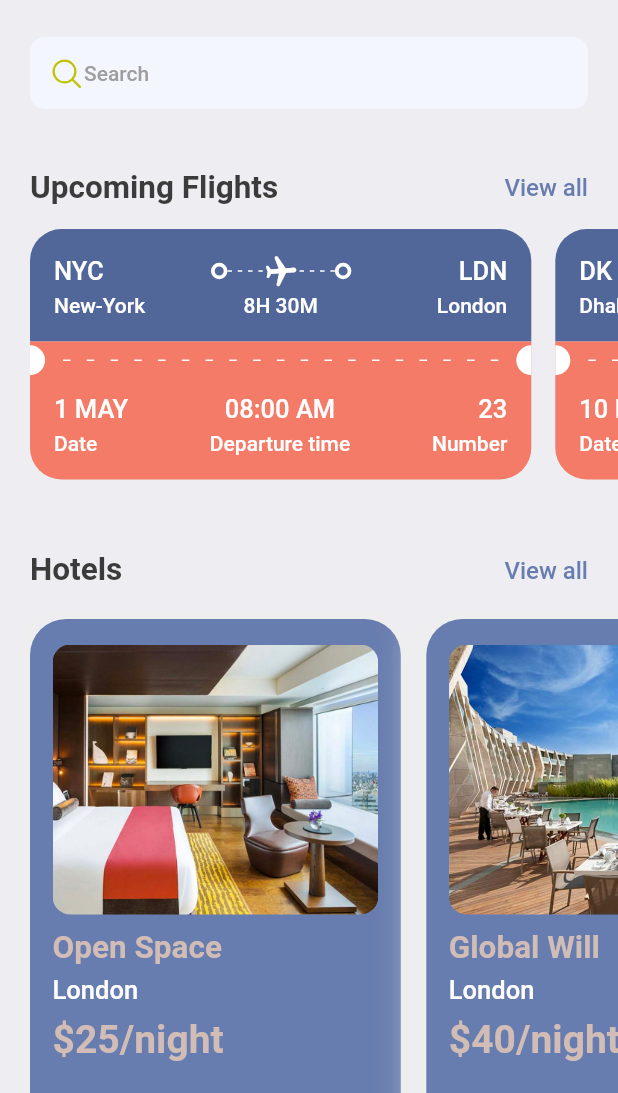
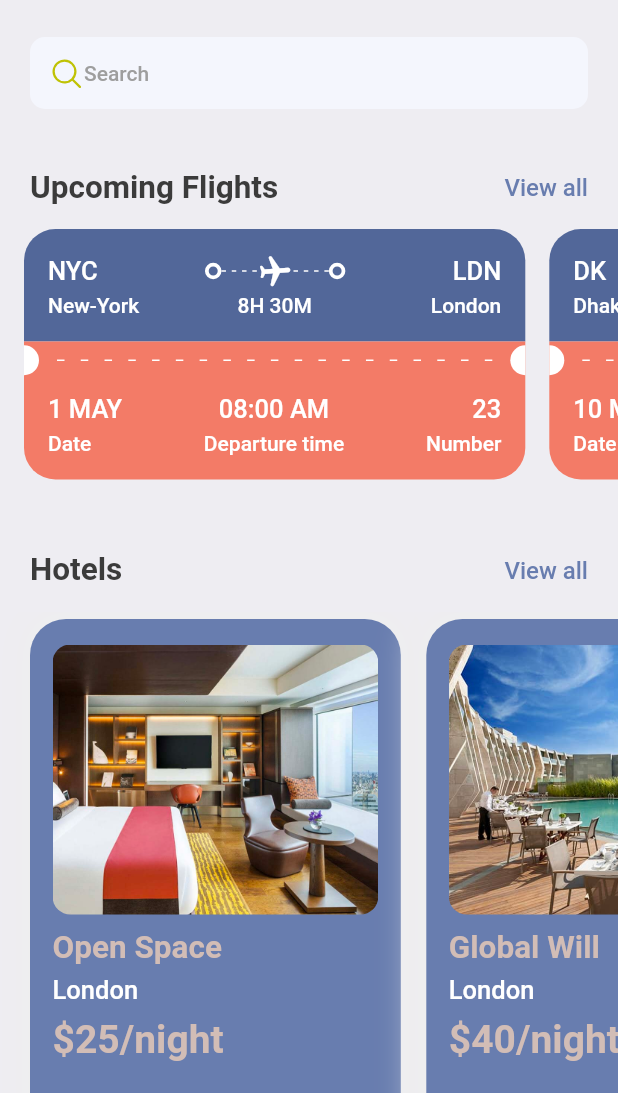
Before and after one commit to SongKyuSeob/booktickets, a Flutter app: the HomeScreen screen opened directly, on a phone screen of 412 x 824 dp, the part 143-1236 px from its top. Run offline on Flutter 3.47's test engine with Material 2 defaults, Android fonts, the phone set to English and light mode, and no system bars; our stand-ins replace fluentui_icons, gap, get.

```diff
--- a/lib/screens/bottom_bar.dart
+++ b/lib/screens/bottom_bar.dart
@@ -1,4 +1,5 @@
 import 'package:booktickets/screens/home_screen.dart';
+import 'package:booktickets/screens/search_screen.dart';
 import 'package:flutter/cupertino.dart';
 import 'package:flutter/material.dart';
 import 'package:fluentui_icons/fluentui_icons.dart';
@@ -13,8 +14,8 @@ class BottomBar extends StatefulWidget {
 class _BottomBarState extends State<BottomBar> {
   int _selectedIndex = 0;
   static final List<Widget> _widgetOptions = <Widget>[
-    HomeScreen(),
-    const Text("Search"),
+    const HomeScreen(),
+    const SearchScreen(),
     const Text("Tickets"),
     const Text("Profile")
   ];
--- /dev/null
+++ b/lib/screens/double_text_widget.dart
@@ -0,0 +1,24 @@
+import 'package:flutter/material.dart';
+
+import '../utils/app_styles.dart';
+
+class AppDoubleTextWidget extends StatelessWidget {
+  final String bigText;
+  final String smallText;
+  const AppDoubleTextWidget({Key? key, required this.bigText, required this.smallText}) : super(key: key);
+
+  @override
+  Widget build(BuildContext context) {
+    return Row(
+      mainAxisAlignment: MainAxisAlignment.spaceBetween,
+      children: [
+        Text(bigText, style: Styles.headlineStyle2,),
+        InkWell(
+            onTap: (){
+              print("You are tapped");
+            },
+            child: Text(smallText, style: Styles.textStyle.copyWith(color: Styles.primaryColor),))
+      ],
+    );
+  }
+}
--- a/lib/screens/home_screen.dart
+++ b/lib/screens/home_screen.dart
@@ -1,3 +1,4 @@
+import 'package:booktickets/screens/double_text_widget.dart';
 import 'package:booktickets/screens/hotel_screen.dart';
 import 'package:booktickets/screens/ticket_view.dart';
 import 'package:booktickets/utils/app_styles.dart';
@@ -6,6 +7,7 @@ import 'package:gap/gap.dart';
 import 'package:fluentui_icons/fluentui_icons.dart';
 
 import '../utils/app_info_list.dart';
+import '../utils/app_layout.dart';
 
 class HomeScreen extends StatelessWidget {
   const HomeScreen({Key? key}) : super(key: key);
@@ -64,41 +66,22 @@ class HomeScreen extends StatelessWidget {
                 ),
               ),
               const Gap(40),
-              Row(
-                mainAxisAlignment: MainAxisAlignment.spaceBetween,
-                children: [
-                  Text('Upcoming Flights', style: Styles.headlineStyle2,),
-                  InkWell(
-                    onTap: (){
-                      print("You are tapped");
-                    },
-                      child: Text('View all', style: Styles.textStyle.copyWith(color: Styles.primaryColor),))
-                ],
-              )
+              const AppDoubleTextWidget(bigText: "Upcoming Flights", smallText: "View all")
             ]),
           ),
           const Gap(15),
-          SingleChildScrollView(
-            scrollDirection: Axis.horizontal,
-            padding: const EdgeInsets.only(left: 20),
-            child: Row(
+          SizedBox(
+            height: AppLayout.getHeight(200),
+            child: ListView(
+              padding: EdgeInsets.only(left: 16),
+              scrollDirection: Axis.horizontal,
               children: ticketList.map((singleTicket)=> TicketView(ticket: singleTicket,)).toList(),
-            )
+            ),
           ),
           const Gap(15),
           Container(
             padding: const EdgeInsets.symmetric(horizontal: 20),
-            child: Row(
-              mainAxisAlignment: MainAxisAlignment.spaceBetween,
-              children: [
-                Text('Hotels', style: Styles.headlineStyle2,),
-                InkWell(
-                    onTap: (){
-                      print("You are tapped");
-                    },
-                    child: Text('View all', style: Styles.textStyle.copyWith(color: Styles.primaryColor),))
-              ],
-            ),
+            child: const AppDoubleTextWidget(bigText: "Hotels", smallText: "View all")
           ),
           const Gap(15),
           SingleChildScrollView(
--- a/lib/screens/hotel_screen.dart
+++ b/lib/screens/hotel_screen.dart
@@ -14,7 +14,7 @@ class HotelScreen extends StatelessWidget {
     final size = AppLayout.getSize(context);
     return Container(
       width: size.width * 0.6,
-      height: 350,
+      height: AppLayout.getHeight(350),
       padding: const EdgeInsets.symmetric(horizontal: 15, vertical: 17),
       margin: const EdgeInsets.only(right: 17, top: 5),
       decoration: BoxDecoration(
@@ -33,7 +33,7 @@ class HotelScreen extends StatelessWidget {
         crossAxisAlignment: CrossAxisAlignment.start,
         children: [
           Container(
-            height: 180,
+            height: AppLayout.getHeight(180),
             decoration: BoxDecoration(
               borderRadius: BorderRadius.circular(12),
               color: Styles.primaryColor,
--- a/lib/screens/ticket_view.dart
+++ b/lib/screens/ticket_view.dart
@@ -14,22 +14,22 @@ class TicketView extends StatelessWidget {
     final size = AppLayout.getSize(context);
     return SizedBox(
         width: size.width*0.85,
-        height: 200,
+        height: AppLayout.getHeight(200),
         child: Container(
-            margin: const EdgeInsets.only(right: 16),
+            margin: EdgeInsets.only(right: AppLayout.getHeight(16)),
             child: Column(
-              mainAxisSize: MainAxisSize.min,
-              children: [
+                mainAxisSize: MainAxisSize.min,
+                children: [
                 /*
                 showing the blue part of the card/ticket
                 */
                 Container(
-                    decoration: const BoxDecoration(
-                        color: Color(0xFF526799),
+                    decoration: BoxDecoration(
+                        color: const Color(0xFF526799),
                         borderRadius: BorderRadius.only(
-                            topLeft: Radius.circular(21),
-                            topRight: Radius.circular(21))),
-                    padding: const EdgeInsets.all(16),
+                            topLeft: Radius.circular(AppLayout.getHeight(21)),
+                            topRight: Radius.circular(AppLayout.getHeight(21)))),
+                    padding: EdgeInsets.all(AppLayout.getHeight(16)),
                     child: Column(
                       children: [
                         Row(
@@ -44,7 +44,7 @@ class TicketView extends StatelessWidget {
                             Expanded(
                               child: Stack(children: [
                                 SizedBox(
-                                    height: 24,
+                                    height: AppLayout.getHeight(24),
                                     child: LayoutBuilder(
                                       builder: (BuildContext context,
                                           BoxConstraints constraints) {
@@ -93,7 +93,7 @@ class TicketView extends StatelessWidget {
                             mainAxisAlignment: MainAxisAlignment.spaceBetween,
                             children: [
                               SizedBox(
-                                width: 100,
+                                width: AppLayout.getWidth(100),
                                 child: Text(
                                   ticket['from']['name'],
                                   style: Styles.headlineStyle4
@@ -106,7 +106,7 @@ class TicketView extends StatelessWidget {
                                     .copyWith(color: Colors.white),
                               ),
                               SizedBox(
-                                width: 100,
+                                width: AppLayout.getWidth(100),
                                 child: Text(
                                   ticket['to']['name'],
                                   textAlign: TextAlign.end,
--- a/lib/utils/app_layout.dart
+++ b/lib/utils/app_layout.dart
@@ -15,4 +15,8 @@ class AppLayout{
     double x = getScreenHeight()/pixels;
     return getScreenHeight()/x;
   }
+  static getWidth(double pixels){
+    double x = getScreenWidth()/pixels;
+    return getScreenWidth()/x;
+  }
 }
```
Also changed, not shown: lib/screens/search_screen.dart (added, +186 -0 lines), lib/widgets/icon_text_widget.dart (added, +29 -0 lines).
